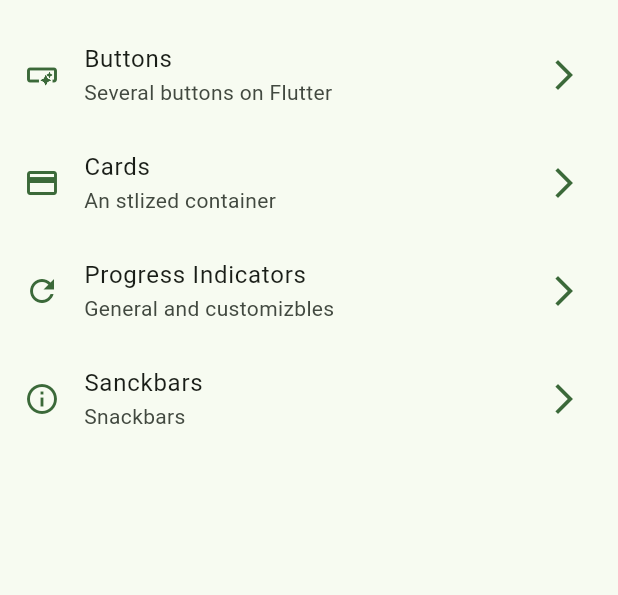
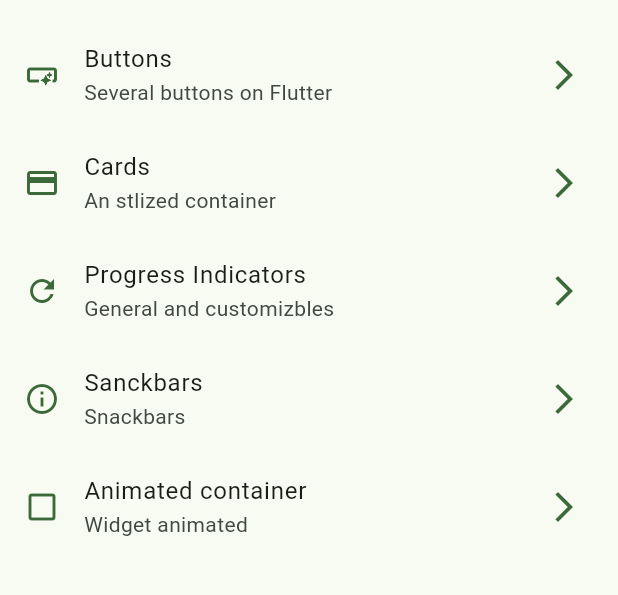
Before and after one commit to MichaelAmador/flutter-widgets, a Flutter app: the screen it shows after launch, on a phone screen of 412 x 824 dp, the part 63-658 px from its top. Run offline on Flutter 3.47's test engine with Material 2 defaults, Android fonts, the phone set to English and light mode, and no system bars; our stand-ins replace go_router.

Commit message:
animated container finished

```diff
--- a/lib/config/menu/menu_items.dart
+++ b/lib/config/menu/menu_items.dart
@@ -34,4 +34,9 @@ const appMenuItems = <MenuItems>[
       subTitle: 'Snackbars',
       link: '/snackbars',
       icon: Icons.info_outlined),
+  MenuItems(
+      title: 'Animated container',
+      subTitle: 'Widget animated',
+      link: '/animated',
+      icon: Icons.check_box_outline_blank_outlined),
 ];
--- a/lib/config/router/app_router.dart
+++ b/lib/config/router/app_router.dart
@@ -29,5 +29,10 @@ final appRouter = GoRouter(
       name: SnackbackScreen.name,
       builder: (context, state) => const SnackbackScreen(),
     ),
+    GoRoute(
+      path: '/animated',
+      name: AnimatedScreen.name,
+      builder: (context, state) => const AnimatedScreen(),
+    ),
   ],
 );
```
Also changed, not shown: lib/presentations/screens/animated/animated_screen.dart (+43 -2 lines).
